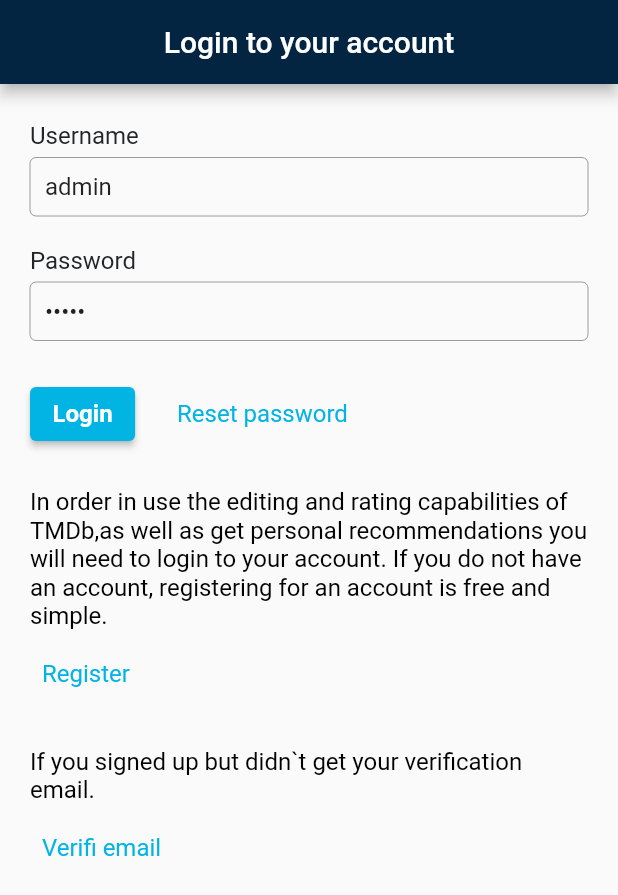
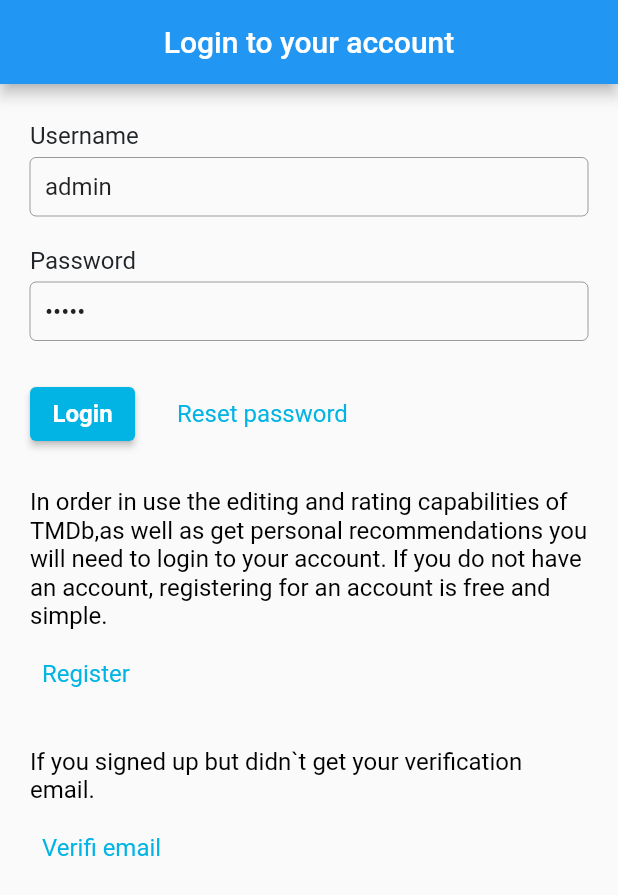
Before and after one commit to DarkPiano/The-Movie, a Flutter app: the screen it shows after launch, on a phone screen of 412 x 824 dp. Shown: the top 895 px of the screen. Run offline on Flutter 3.47's test engine with Material 2 defaults, Android fonts, the phone set to English and light mode, and no system bars.

Commit message:
fix: changing the color style of the navigation bar

```diff
--- a/lib/main.dart
+++ b/lib/main.dart
@@ -1,6 +1,8 @@
 import 'package:flutter/material.dart';
 import 'package:the_novie_db/widgets/auth/auth_widget.dart';
 import 'package:the_novie_db/widgets/main%20screen/main_screen_widget.dart';
+
+import 'Theme/app_colors,dart.dart';
 
 void main() {
   runApp(const MyApp());
@@ -16,8 +18,13 @@
       title: 'Flutter Demo',
       theme: ThemeData(
         appBarTheme: const AppBarTheme(
-          backgroundColor: Color.fromRGBO(3, 37, 65, 1),
+          backgroundColor: AppColors.mainDarkBlue,
         ),
+        bottomNavigationBarTheme: const BottomNavigationBarThemeData(
+          backgroundColor: AppColors.mainDarkBlue,
+          selectedItemColor: Colors.white,
+          unselectedItemColor: Colors.grey,
+        )
       ),
       routes: {
         '/auth': (context) => const AuthWidget(),
```
